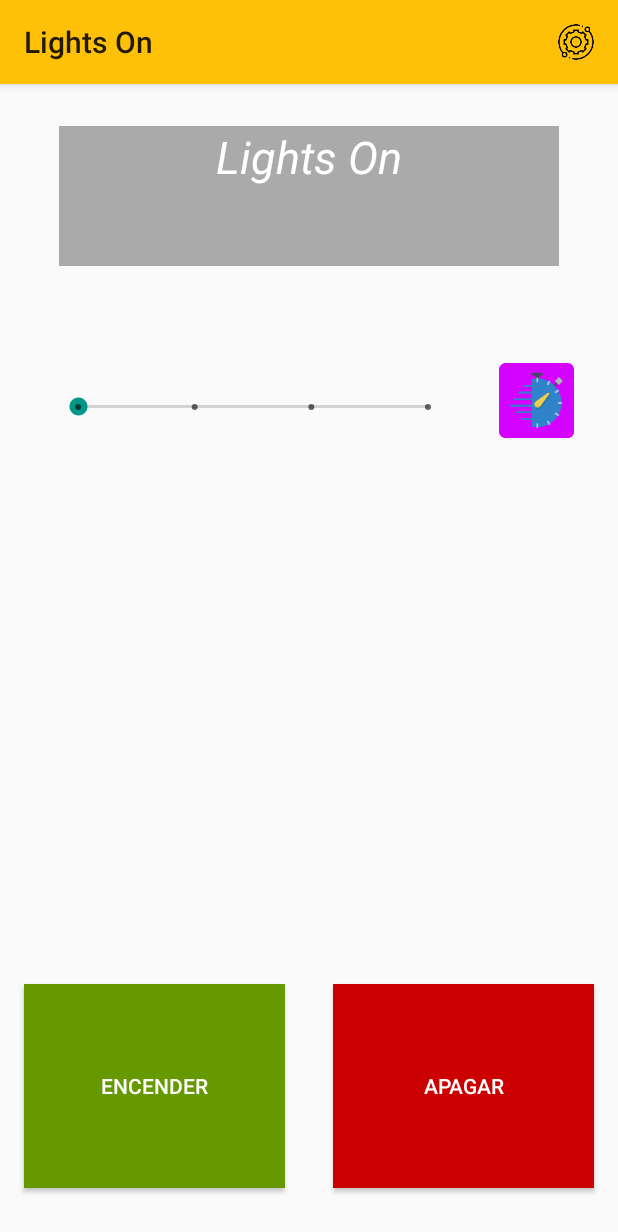
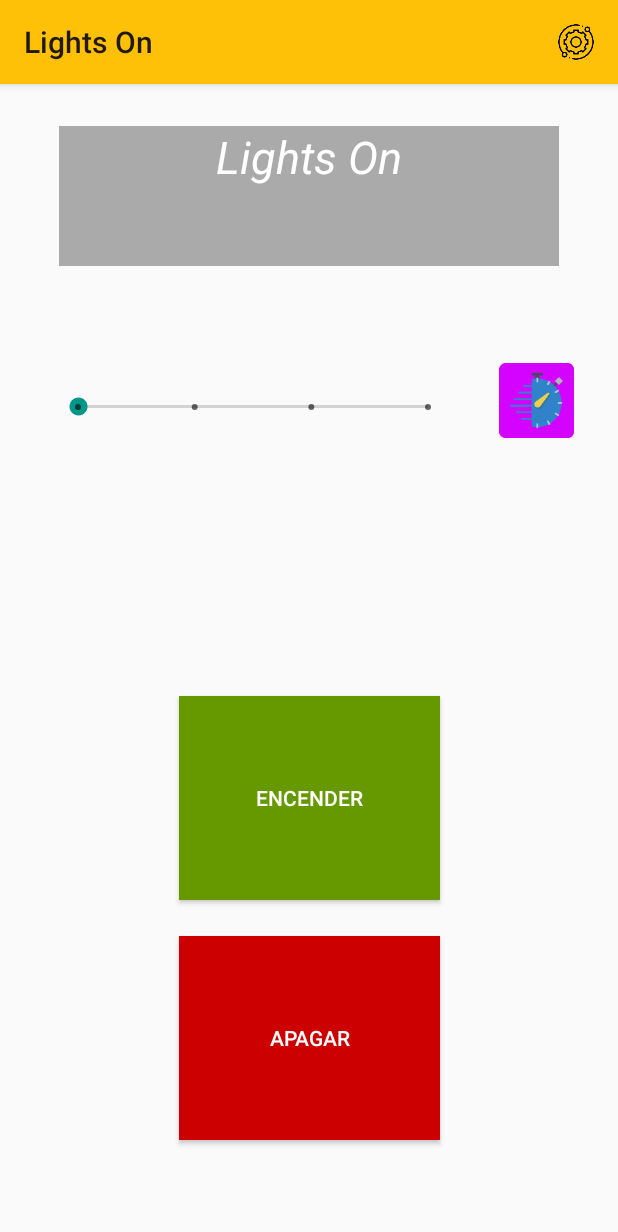
Before and after one commit to FrancoElJefe/Lights-On-Android-Studio, an Android app: the screen it shows after launch (MainActivity), on a phone screen of 412 x 824 dp. Shown: the top 1232 px of the screen. Run offline under Robolectric (Android 15) with nearby library versions, the phone set to English and light mode, and no system bars; libraries missing offline, so code that uses them is left out: com.squareup.okhttp, xyz.hanks.library; plain views replace SmallBangView; 2 statements that could not run were skipped.

```diff
--- a/app/src/main/java/aplicacion/android/feli/httpprueba/MainActivity.java
+++ b/app/src/main/java/aplicacion/android/feli/httpprueba/MainActivity.java
@@ -49,7 +49,7 @@
             @Override
             public void onClick(View v) {
 
-                //SetTimer(v);
+                SetTimer(v);
 
                 if (BtnTimmer.isSelected()) {
                     BtnTimmer.setSelected(false);
--- a/app/src/main/res/layout/activity_main.xml
+++ b/app/src/main/res/layout/activity_main.xml
@@ -25,30 +25,32 @@
             android:id="@+id/Encender"
             android:layout_width="174dp"
             android:layout_height="136dp"
-            android:layout_marginStart="16dp"
+            android:layout_marginStart="8dp"
             android:layout_marginEnd="8dp"
-            android:layout_marginBottom="32dp"
+            android:layout_marginBottom="24dp"
             android:background="@android:color/holo_green_dark"
             android:onClick="EncenderLuz"
             android:text="@string/Btn_Encender"
             android:textColor="@android:color/white"
-            app:layout_constraintBottom_toBottomOf="parent"
-            app:layout_constraintEnd_toStartOf="@+id/apagar"
-            app:layout_constraintHorizontal_bias="0.0"
+            app:layout_constraintBottom_toTopOf="@+id/apagar"
+            app:layout_constraintEnd_toEndOf="parent"
+            app:layout_constraintHorizontal_bias="0.502"
             app:layout_constraintStart_toStartOf="parent" />
 
         <Button
             android:id="@+id/apagar"
             android:layout_width="174dp"
             android:layout_height="136dp"
-            android:layout_marginEnd="16dp"
-            android:layout_marginBottom="32dp"
+            android:layout_marginStart="8dp"
+            android:layout_marginEnd="8dp"
+            android:layout_marginBottom="64dp"
             android:background="@android:color/holo_red_dark"
             android:onClick="ApagarLuz"
             android:text="@string/Btn_Apagar"
             android:textColor="@android:color/white"
             app:layout_constraintBottom_toBottomOf="parent"
-            app:layout_constraintEnd_toEndOf="parent" />
+            app:layout_constraintEnd_toEndOf="parent"
+            app:layout_constraintStart_toStartOf="parent" />
 
         <TextView
             android:id="@+id/textView"
@@ -90,7 +92,6 @@
         android:layout_alignParentTop="true"
         android:layout_marginStart="318dp"
         android:layout_marginTop="227dp"
-        android:onClick="SetTimer"
         app:layout_constraintStart_toStartOf="parent"
         app:layout_constraintTop_toTopOf="parent"
         tools:layout_editor_absoluteX="81dp"
```
